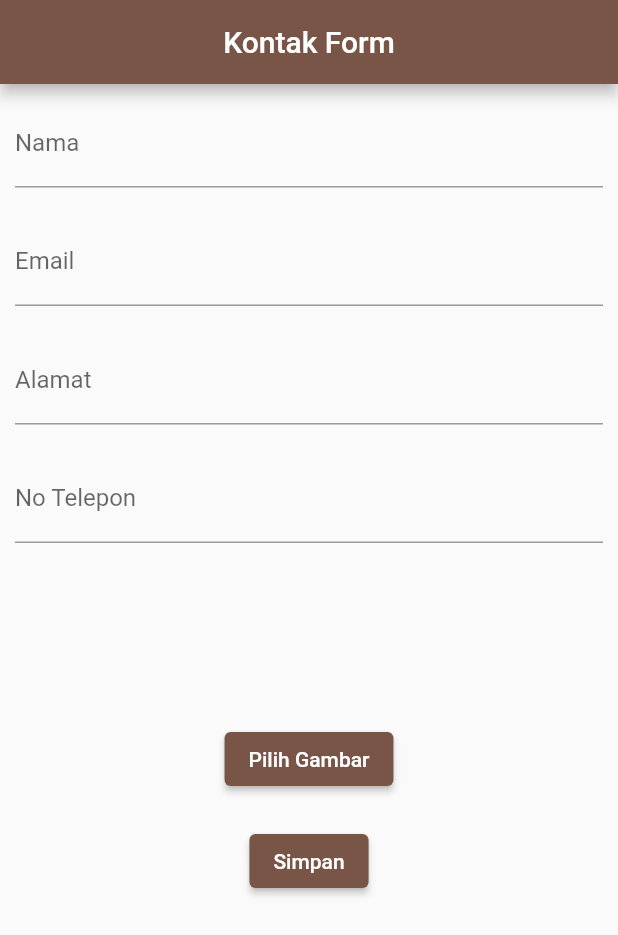
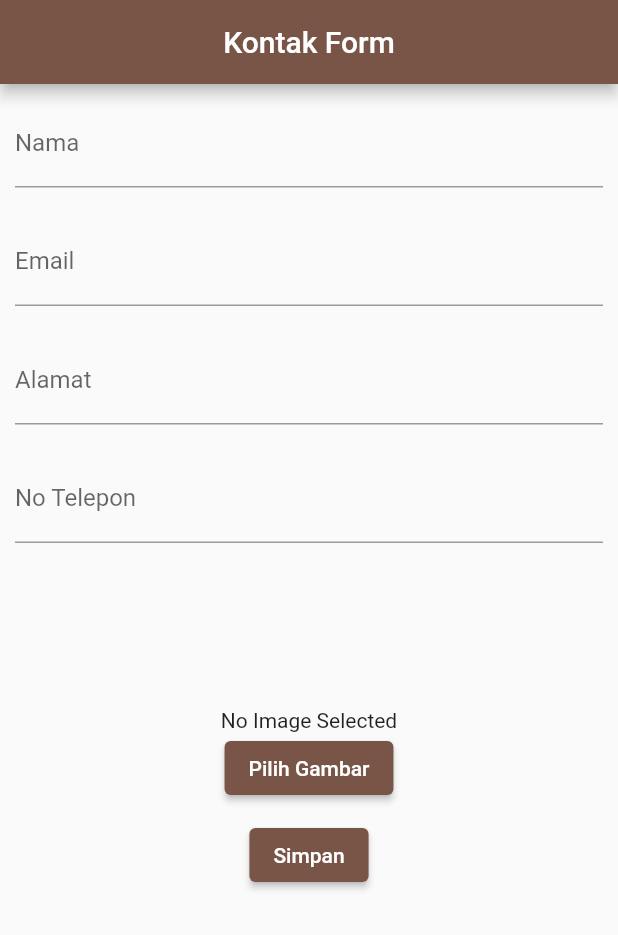
Before and after one commit to sarahannata/ContactAPI_139, a Flutter app: the screen it shows after launch, after a tap on "Pilih Gambar", on a phone screen of 412 x 824 dp. Shown: the top 935 px of the screen. Run offline on Flutter 3.47's test engine with Material 2 defaults, Android fonts, the light colour scheme and no system bars; our stand-ins replace image_picker.

Commit message:
add getImage function to button Pilih Gambar

```diff
--- a/lib/screen/kontak_form.dart
+++ b/lib/screen/kontak_form.dart
@@ -14,6 +14,19 @@ class FormKontak extends StatefulWidget {
 class _FormKontakState extends State<FormKontak> {
   File? _image;
   final _imagePicker = ImagePicker();
+
+  Future<void> getImage() async {
+    final XFile? pickedFile =
+        await _imagePicker.pickImage(source: ImageSource.gallery);
+
+    setState(() {
+      if (pickedFile != null) {
+        _image = File(pickedFile.path);
+      } else {
+        print("No Image Selected");
+      }
+    });
+  }
 
   final _formKey = GlobalKey<FormState>();
   final _namaController = TextEditingController();
@@ -62,13 +75,11 @@ class _FormKontakState extends State<FormKontak> {
             const SizedBox(
               height: 100,
             ),
-            Container(
-              margin: const EdgeInsets.all(10),
-              child: ElevatedButton(
-                onPressed: () {},
-                child: const Text("Pilih Gambar"),
-              ),
-            ),
+            _image == null
+                ? const Text("No Image Selected")
+                : Image.file(_image!),
+            ElevatedButton(
+                onPressed: getImage, child: const Text("Pilih Gambar")),
             Container(
               margin: const EdgeInsets.all(10),
               child: ElevatedButton(
```
